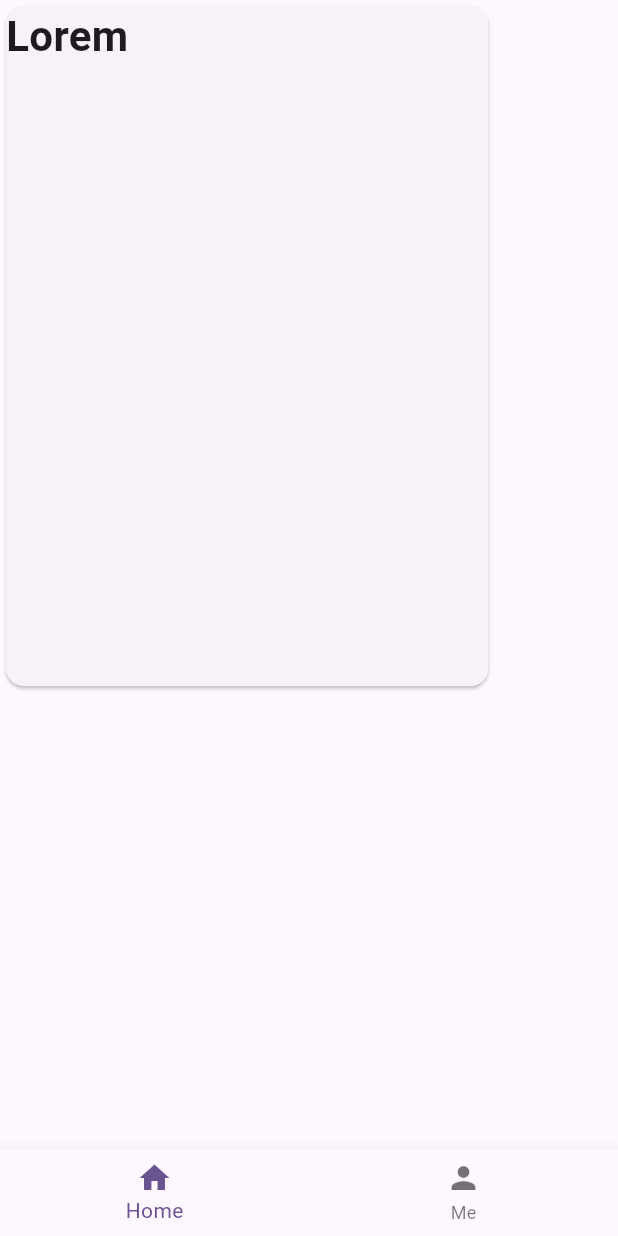
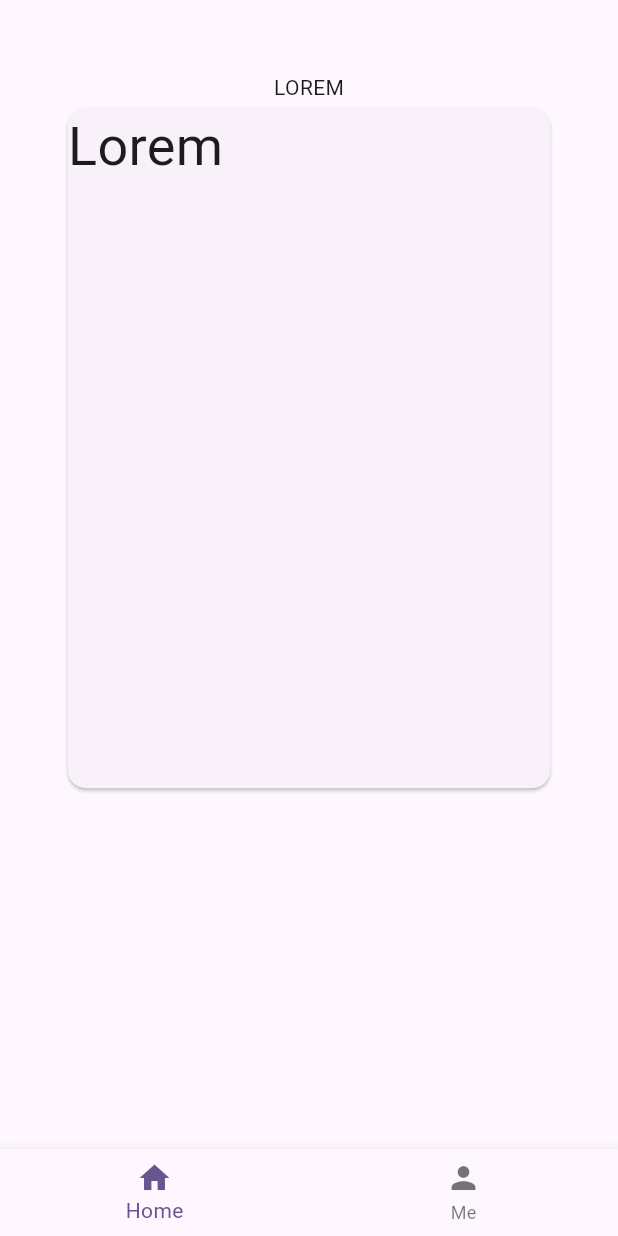
Before and after one commit to Alfxjx/bibishua, a Flutter app: the screen it shows after launch, on a phone screen of 412 x 824 dp. Run offline on Flutter 3.47's test engine with Material 2 defaults, Android fonts, the phone set to English and light mode, and no system bars.

```diff
--- /dev/null
+++ b/lib/components/button/base-button.dart
@@ -0,0 +1,15 @@
+import 'package:flutter/cupertino.dart';
+import 'package:flutter/material.dart';
+
+class BaseButton extends StatelessWidget {
+  final String buttonText;
+  final Function onTap;
+
+  const BaseButton({Key? key, required this.buttonText, required this.onTap})
+      : super(key: key);
+
+  @override
+  Widget build(BuildContext context) {
+    return ElevatedButton(onPressed: () => onTap, child: Text(buttonText));
+  }
+}
--- a/lib/components/title/index.dart
+++ b/lib/components/title/index.dart
@@ -3,8 +3,13 @@ import 'package:flutter/material.dart';
 class TitleText extends StatelessWidget {
   final String text;
   final double size;
+  final FontWeight fontWeight;
 
-  const TitleText({Key? key, required this.text, required this.size})
+  const TitleText(
+      {Key? key,
+      required this.text,
+      required this.size,
+      this.fontWeight = FontWeight.normal})
       : super(key: key);
 
   @override
@@ -13,7 +18,7 @@ class TitleText extends StatelessWidget {
       text,
       style: TextStyle(
         fontSize: size, // 标题字体大小
-        fontWeight: FontWeight.bold, // 标题字体粗细
+        fontWeight: fontWeight, // 标题字体粗细
       ),
     );
   }
--- a/lib/kit/card/card_home.dart
+++ b/lib/kit/card/card_home.dart
@@ -22,7 +22,7 @@ class _CardHomeState extends State<CardHome> {
           child: Column(children: [
             Row(
               mainAxisAlignment: MainAxisAlignment.start,
-              children: [TitleText(text: 'Lorem', size: 28)],
+              children: [TitleText(text: 'Lorem', size: 36)],
             )
           ]),
         ));
--- a/lib/kit/layout/layout.dart
+++ b/lib/kit/layout/layout.dart
@@ -25,9 +25,12 @@ class _LayoutKitState extends State<LayoutKit> {
   Widget build(BuildContext context) {
     return Scaffold(
       appBar: null,
-      body: IndexedStack(
-        index: _currentIndex,
-        children: _pages,
+      body: Padding(
+        padding: const EdgeInsets.fromLTRB(16.0, 48.0, 16.0, 0.0),
+        child: IndexedStack(
+          index: _currentIndex,
+          children: _pages,
+        )
       ),
       bottomNavigationBar: BibiFooter(
         currentIndex: _currentIndex,
--- a/lib/pages/home/entry.dart
+++ b/lib/pages/home/entry.dart
@@ -11,6 +11,13 @@ class HomeScreen extends StatefulWidget {
 class _EntryState extends State<HomeScreen> {
   @override
   Widget build(BuildContext context) {
-    return const CardHome();
+    return const Column(
+      children: [
+        Text('LOREM'),
+        Center(
+          child: CardHome(),
+        )
+      ],
+    );
   }
 }
```
